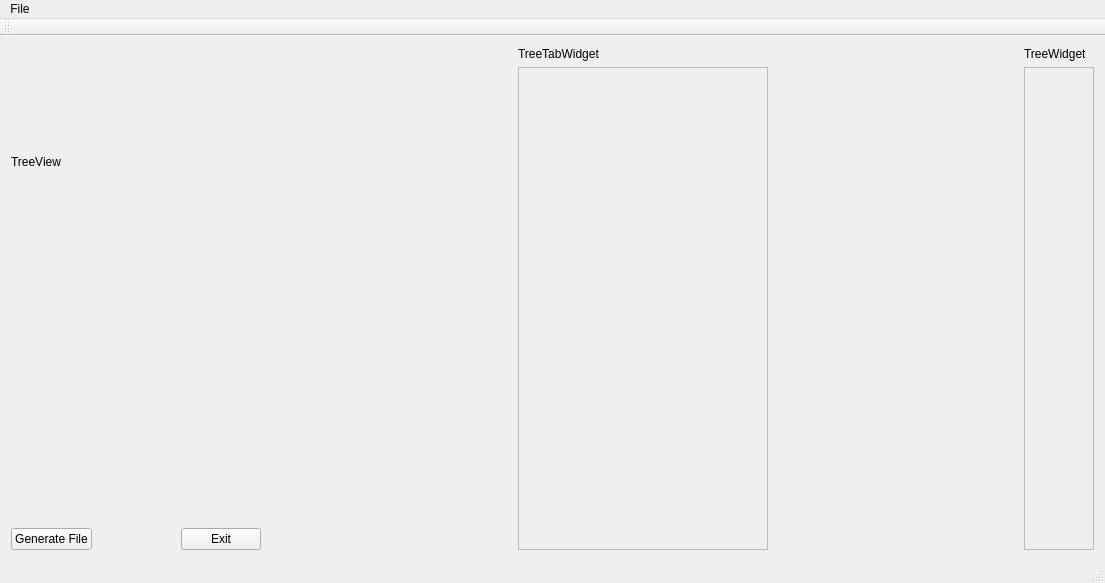
Old version of the form demos/Optics/mainwindow.ui in the repository whalenpt/ParamTree.
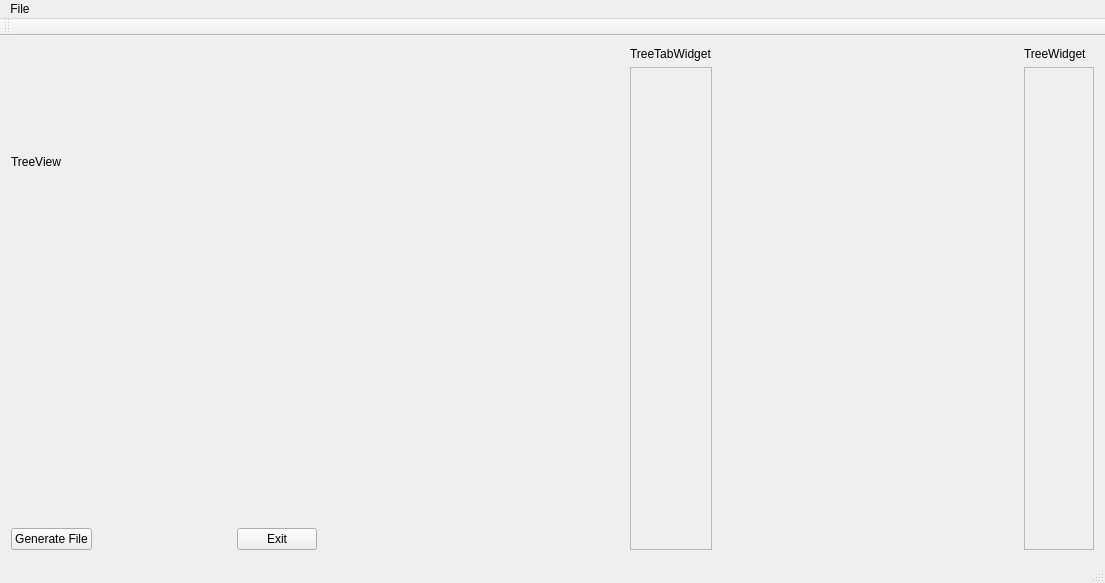
New version of the form.

Commit message: TreeTabWidget QSpacerItem moved from the bottom of the TreeTabWidget to the bottom of each TabPage widget. Model reloads correctly with this change.

```diff
--- a/demos/Optics/mainwindow.ui
+++ b/demos/Optics/mainwindow.ui
@@ -99,6 +99,12 @@
         </property>
         <item>
          <widget class="QLabel" name="label_2">
+          <property name="sizePolicy">
+           <sizepolicy hsizetype="Preferred" vsizetype="Minimum">
+            <horstretch>0</horstretch>
+            <verstretch>0</verstretch>
+           </sizepolicy>
+          </property>
           <property name="text">
            <string>TreeTabWidget</string>
           </property>
@@ -106,6 +112,12 @@
         </item>
         <item>
          <widget class="QScrollArea" name="tab_scrollArea">
+          <property name="sizePolicy">
+           <sizepolicy hsizetype="Preferred" vsizetype="Expanding">
+            <horstretch>0</horstretch>
+            <verstretch>0</verstretch>
+           </sizepolicy>
+          </property>
           <property name="widgetResizable">
            <bool>true</bool>
           </property>
@@ -114,8 +126,8 @@
             <rect>
              <x>0</x>
              <y>0</y>
-             <width>235</width>
-             <height>467</height>
+             <width>91</width>
+             <height>465</height>
             </rect>
            </property>
           </widget>
```
Left out of the diff: 4 changed lines with no effect on the pictures. The commit also changes 2 other files.
